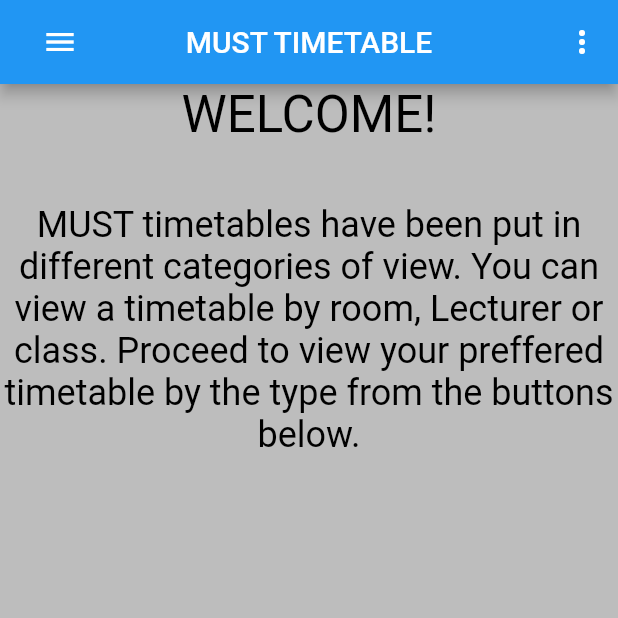
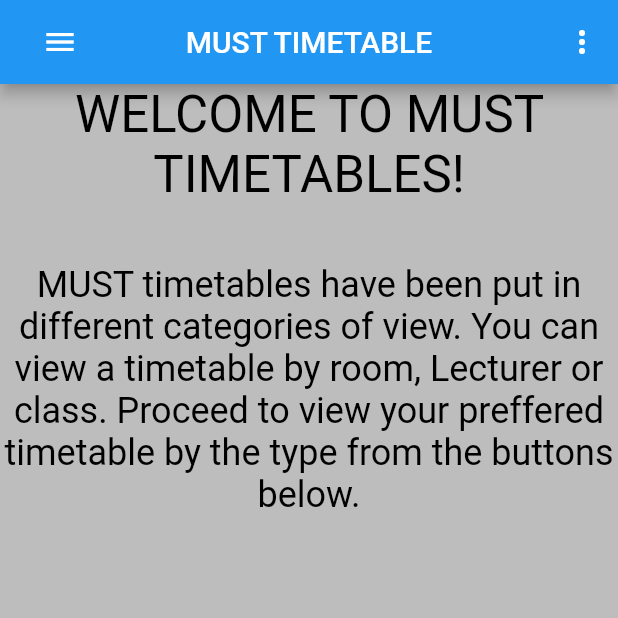
Before and after one commit to shadkasera/must_timetable1, a Flutter app: the screen it shows after launch, on a phone screen of 412 x 824 dp, the top half of it. Run offline on Flutter 3.47's test engine with Material 2 defaults, Android fonts, the light colour scheme and no system bars.

Commit message:
modified files

```diff
--- a/lib/welcome_screen.dart
+++ b/lib/welcome_screen.dart
@@ -69,7 +69,7 @@ class WelcomeScreen extends StatelessWidget {
 
         body: RichText(
                 text: const TextSpan(
-                  text: 'WELCOME! \n\n',
+                  text: 'WELCOME TO MUST TIMETABLES! \n\n',
                   style: TextStyle(
                     fontSize: 34,
                     color: Colors.black,
```
